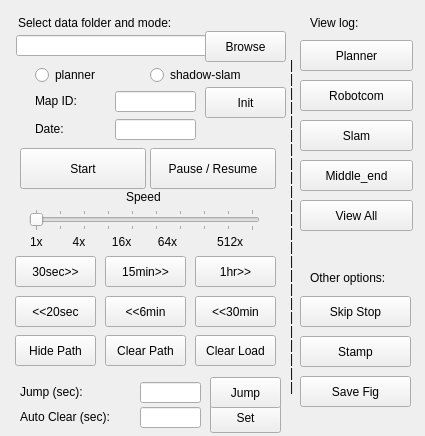
Before: the Qt Designer form windowContents_for_linux.ui in Stanley80-Peng/VirtualMonitor, drawn with Qt 5.
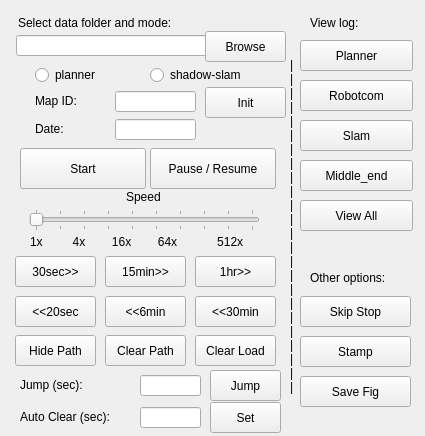
After: the same form once the commit is applied.

Commit message: optimize linux

```diff
--- a/windowContents_for_linux.ui
+++ b/windowContents_for_linux.ui
@@ -464,7 +464,7 @@
    <property name="geometry">
     <rect>
      <x>210</x>
-     <y>377</y>
+     <y>370</y>
      <width>71</width>
      <height>31</height>
     </rect>
@@ -477,7 +477,7 @@
    <property name="geometry">
     <rect>
      <x>20</x>
-     <y>384</y>
+     <y>377</y>
      <width>81</width>
      <height>16</height>
     </rect>
@@ -490,7 +490,7 @@
    <property name="geometry">
     <rect>
      <x>140</x>
-     <y>382</y>
+     <y>375</y>
      <width>61</width>
      <height>21</height>
     </rect>
```
The commit also changes 1 other file.
